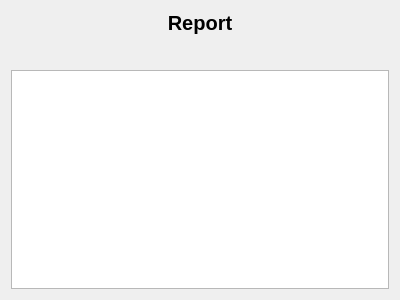
This is src/dontpanik/kpart/core/ui/kreportwidget.ui in frankHa/dontpanic as Qt 5 draws it before an edit. The edited form follows.
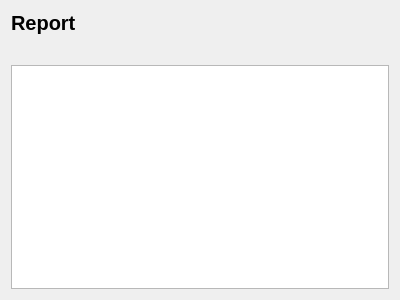
This is the edited form. Custom widgets are drawn as their Qt base class.

Commit message: -implemented KReportRangeDialog

The edit to the form file:
```diff
--- a/src/dontpanik/kpart/core/ui/kreportwidget.ui
+++ b/src/dontpanik/kpart/core/ui/kreportwidget.ui
@@ -27,7 +27,7 @@
       <string>Report</string>
      </property>
      <property name="alignment">
-      <set>Qt::AlignCenter</set>
+      <set>Qt::AlignLeading|Qt::AlignLeft|Qt::AlignVCenter</set>
      </property>
     </widget>
    </item>
@@ -35,14 +35,14 @@
     <widget class="QLabel" name="report_range">
      <property name="font">
       <font>
-       <pointsize>15</pointsize>
+       <pointsize>12</pointsize>
       </font>
      </property>
      <property name="text">
       <string/>
      </property>
      <property name="alignment">
-      <set>Qt::AlignCenter</set>
+      <set>Qt::AlignLeading|Qt::AlignLeft|Qt::AlignVCenter</set>
      </property>
     </widget>
    </item>
```
The commit also changes 2 other files.
